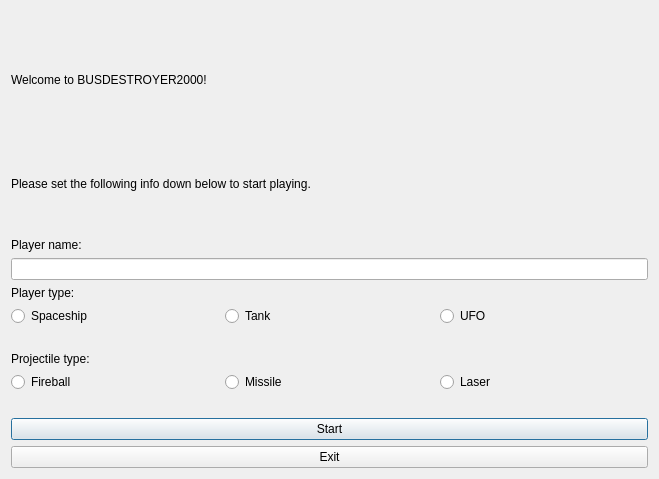
Before: the Qt Designer form Game/mainmenudialog.ui in miikka0000/BusDestroyer2000-Game-with-Qt, drawn with Qt 5.
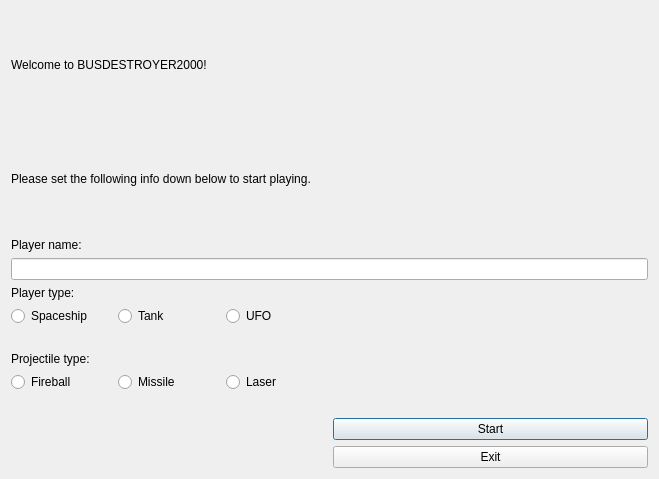
After: the same form once the commit is applied. Icons and pictures are not drawn.

Commit message: type-valinta saatu toimimaan. siivousta, refactoringia part4

The edit to the form file:
```diff
--- a/Game/mainmenudialog.ui
+++ b/Game/mainmenudialog.ui
@@ -28,18 +28,8 @@
   <property name="windowTitle">
    <string>Main Menu</string>
   </property>
-  <layout class="QVBoxLayout" name="verticalLayout_7">
-   <item>
-    <widget class="QLabel" name="erronousInputLabel">
-     <property name="styleSheet">
-      <string notr="true">color : red </string>
-     </property>
-     <property name="text">
-      <string/>
-     </property>
-    </widget>
-   </item>
-   <item>
+  <layout class="QGridLayout" name="gridLayout">
+   <item row="1" column="0" colspan="2">
     <layout class="QVBoxLayout" name="verticalLayout_3">
      <item>
       <widget class="QLabel" name="infoLabel1">
@@ -92,7 +82,25 @@
      </item>
     </layout>
    </item>
-   <item>
+   <item row="6" column="1">
+    <layout class="QVBoxLayout" name="verticalLayout_7">
+     <item>
+      <widget class="QPushButton" name="startButton">
+       <property name="text">
+        <string>Start</string>
+       </property>
+      </widget>
+     </item>
+     <item>
+      <widget class="QPushButton" name="exitButton">
+       <property name="text">
+        <string>Exit</string>
+       </property>
+      </widget>
+     </item>
+    </layout>
+   </item>
+   <item row="3" column="0">
     <layout class="QVBoxLayout" name="verticalLayout_4">
      <item>
       <layout class="QVBoxLayout" name="verticalLayout">
@@ -178,7 +186,7 @@
      </item>
     </layout>
    </item>
-   <item>
+   <item row="5" column="0">
     <layout class="QVBoxLayout" name="verticalLayout_6">
      <item>
       <layout class="QVBoxLayout" name="verticalLayout_5">
@@ -252,17 +260,13 @@
      </item>
     </layout>
    </item>
-   <item>
-    <widget class="QPushButton" name="startButton">
-     <property name="text">
-      <string>Start</string>
+   <item row="6" column="0">
+    <widget class="QLabel" name="erronousInputLabel">
+     <property name="styleSheet">
+      <string notr="true">color : red </string>
      </property>
-    </widget>
-   </item>
-   <item>
-    <widget class="QPushButton" name="exitButton">
      <property name="text">
-      <string>Exit</string>
+      <string/>
      </property>
     </widget>
    </item>
```
Left out of the diff: 22 changed lines with no effect on the pictures. The commit also changes 1 other file.
